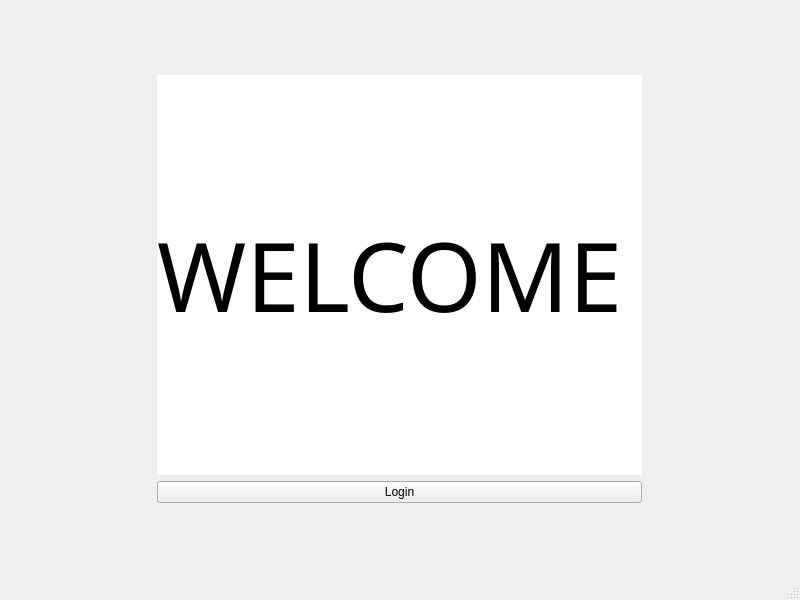
First picture: the form in welcome.ui, repository razashahid107/NOTEPAD-QT, before the edit.
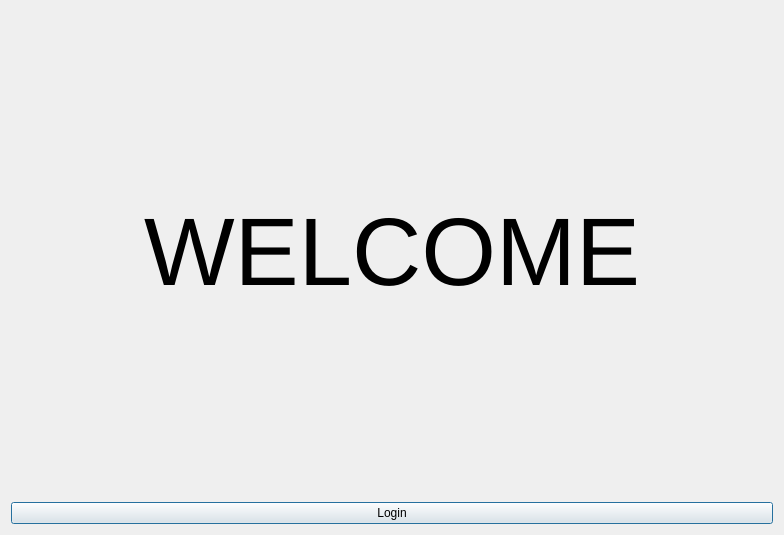
Second picture: the form after the edit. Icons and pictures are not drawn.

Patch:
```diff
--- a/welcome.ui
+++ b/welcome.ui
@@ -1,45 +1,28 @@
 <?xml version="1.0" encoding="UTF-8"?>
 <ui version="4.0">
  <class>Welcome</class>
- <widget class="QMainWindow" name="Welcome">
+ <widget class="QDialog" name="Welcome">
   <property name="geometry">
    <rect>
     <x>0</x>
     <y>0</y>
-    <width>800</width>
-    <height>600</height>
+    <width>784</width>
+    <height>535</height>
    </rect>
   </property>
   <property name="windowTitle">
    <string>MainWindow</string>
   </property>
-  <property name="styleSheet">
-   <string notr="true">background-image: url(:/new/prefix1/Resources_Images/Blue Background.png);</string>
-  </property>
-  <widget class="QWidget" name="centralwidget">
-   <layout class="QGridLayout" name="gridLayout_2">
-    <item row="0" column="0">
      <layout class="QGridLayout" name="gridLayout">
       <item row="0" column="0">
        <widget class="QLabel" name="label">
-        <property name="maximumSize">
-         <size>
-          <width>485</width>
-          <height>400</height>
-         </size>
-        </property>
         <property name="font">
          <font>
-          <family>Sylfaen</family>
           <pointsize>72</pointsize>
          </font>
         </property>
-        <property name="styleSheet">
-         <string notr="true">background-color:white;
-border-color:white;</string>
-        </property>
         <property name="text">
-         <string>WELCOME</string>
+      <string>&lt;html&gt;&lt;head/&gt;&lt;body&gt;&lt;p align=&quot;center&quot;&gt;WELCOME&lt;/p&gt;&lt;/body&gt;&lt;/html&gt;</string>
         </property>
        </widget>
       </item>
@@ -51,20 +34,6 @@
        </widget>
       </item>
      </layout>
-    </item>
-   </layout>
-  </widget>
-  <widget class="QMenuBar" name="menubar">
-   <property name="geometry">
-    <rect>
-     <x>0</x>
-     <y>0</y>
-     <width>800</width>
-     <height>20</height>
-    </rect>
-   </property>
-  </widget>
-  <widget class="QStatusBar" name="statusbar"/>
  </widget>
  <resources/>
  <connections/>
```
Left out of the diff: 2 changed lines with no effect on the pictures. Lines whose indentation alone changed are shown as unchanged.
